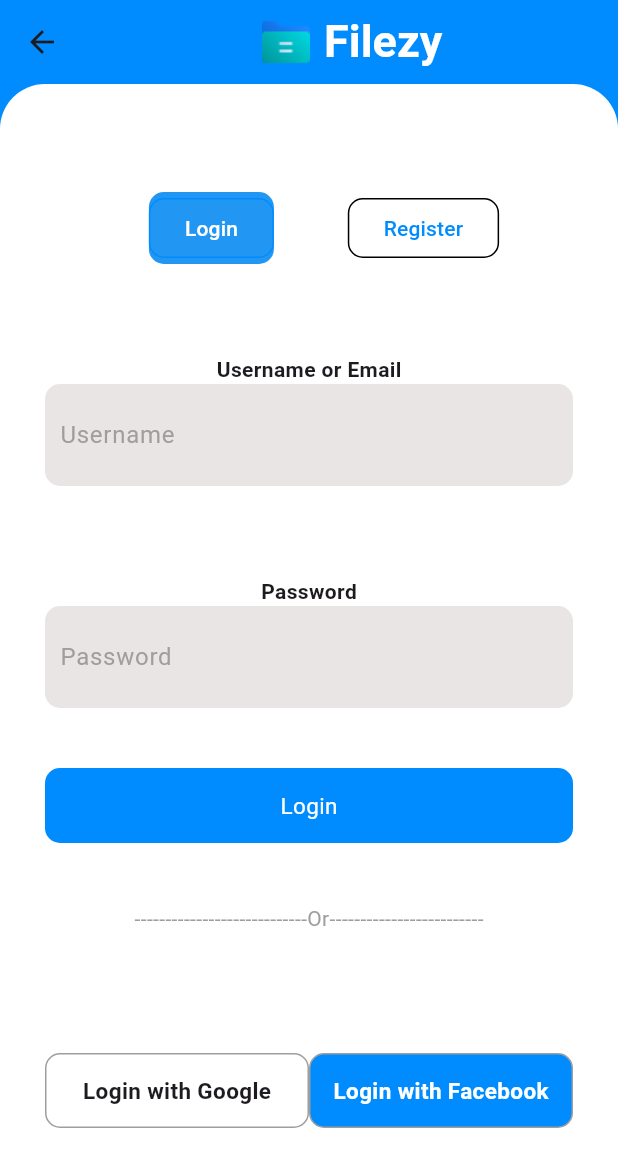
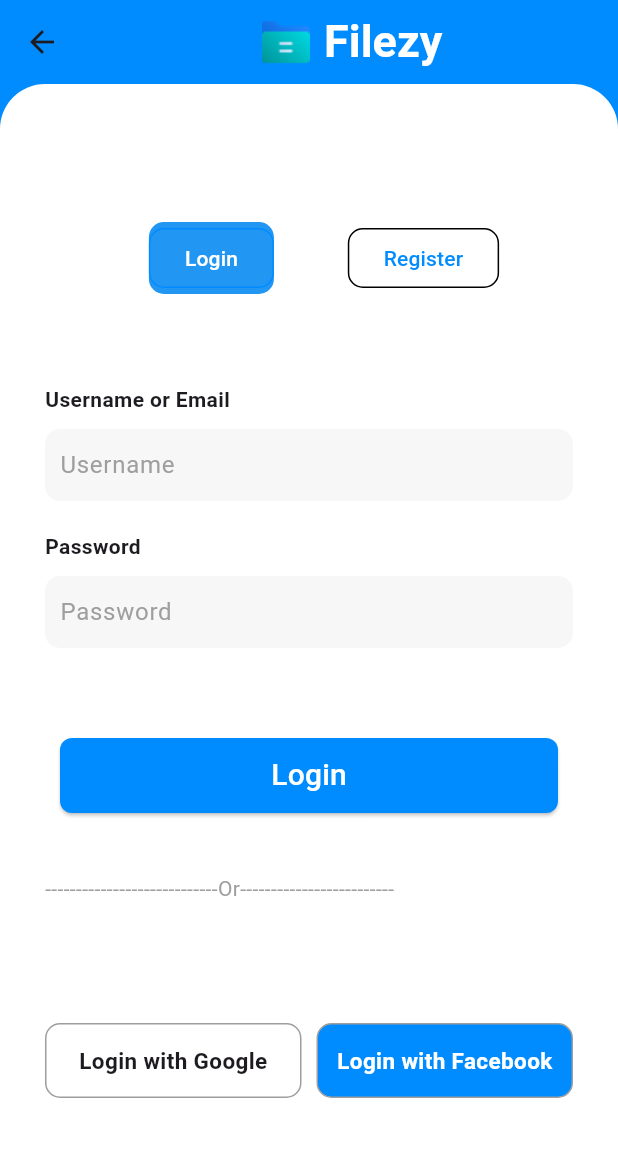
Before and after one commit to Jojo131313/filezy_project, a Flutter app: the LoginScreen screen opened directly, on a phone screen of 412 x 824 dp. Shown: the top 1167 px of the screen. Run offline on Flutter 3.47's test engine with Material 3 defaults, Android fonts, the phone set to English and light mode, and no system bars; our stand-ins replace shared_preferences; accounts and stored records are empty.

Commit message:
correction du commit

```diff
--- a/lib/features/home/screens/start_page.dart
+++ b/lib/features/home/screens/start_page.dart
@@ -13,7 +13,7 @@
 class _StartPageState extends State<StartPage> {
   @override
   void initState() {
-    Duration duration = Duration(milliseconds: 100);
+    Duration duration = Duration(milliseconds: 2400);
 
     method();
     // Future.delayed(duration, method);
--- a/lib/features/login/login.dart
+++ b/lib/features/login/login.dart
@@ -1,5 +1,5 @@
+import 'package:filezy_project/features/home/screens/acceuil.dart';
 import 'package:flutter/material.dart';
-import 'package:flutter/widgets.dart';
 
 class LoginScreen extends StatefulWidget {
   const LoginScreen({super.key});
@@ -9,6 +9,13 @@
 }
 
 class _LoginScreenState extends State<LoginScreen> {
+  Future<void> _navigateToHome() async {
+    Navigator.push(
+      context,
+      MaterialPageRoute(builder: (context) => Acceuil()),
+    );
+  }
+
   @override
   Widget build(BuildContext context) {
     return Material(
@@ -19,165 +26,173 @@
           title: Row(
             mainAxisAlignment: MainAxisAlignment.center,
             children: [
-              Image.asset("assets/icons/32.png",
-                  width: 35, height: 35), // adjust the size as needed
-              SizedBox(width: 8), // add some space between the image and text
-              Text("Filezy",
+              Image.asset("assets/icons/32.png", width: 35, height: 35),
+              const SizedBox(width: 8),
+              const Text(
+                "Filezy",
                 style: TextStyle(
                   color: Colors.white,
                   fontSize: 30,
-                      fontWeight: FontWeight.bold)),
+                  fontWeight: FontWeight.bold,
+                ),
+              ),
             ],
           ),
         ),
         body: Container(
-          decoration: BoxDecoration(
+          decoration: const BoxDecoration(
             color: Colors.white,
             borderRadius: BorderRadius.only(
-                  topLeft: Radius.circular(30), topRight: Radius.circular(30))),
-          padding: EdgeInsets.all(30),
+              topLeft: Radius.circular(30),
+              topRight: Radius.circular(30),
+            ),
+          ),
+          padding: const EdgeInsets.all(30),
           child: Column(
+            crossAxisAlignment: CrossAxisAlignment.start,
             mainAxisAlignment: MainAxisAlignment.center,
             children: [
               Row(
                 mainAxisAlignment: MainAxisAlignment.spaceEvenly,
                 children: [
                   Container(
-                    margin: EdgeInsets.only(left: 20),
+                    margin: const EdgeInsets.only(left: 20),
                     decoration: BoxDecoration(
                       color: Colors.blue,
                       borderRadius: BorderRadius.circular(10.0),
                     ),
                     child: OutlinedButton(
                       style: ButtonStyle(
-                          side: MaterialStateProperty.all(BorderSide(
-                              color: const Color.fromARGB(255, 0, 140, 255))),
+                        side: MaterialStateProperty.all(
+                          const BorderSide(
+                              color: Color.fromARGB(255, 0, 140, 255)),
+                        ),
                         shape:
                             MaterialStateProperty.all<RoundedRectangleBorder>(
                           RoundedRectangleBorder(
                             borderRadius: BorderRadius.circular(10.0),
-                          ))),
+                          ),
+                        ),
+                      ),
                       onPressed: () {
-                        print('erty');
+                        print('Login button pressed');
                       },
-                      child: Text(
+                      child: const Text(
                         "Login",
                         style: TextStyle(color: Colors.white),
                       ),
                     ),
                   ),
                   Container(
-                    decoration: BoxDecoration(
-                        color: const Color.fromARGB(255, 255, 255, 255)),
+                    decoration: const BoxDecoration(
+                      color: Color.fromARGB(255, 255, 255, 255),
+                    ),
                     child: OutlinedButton(
                       style: ButtonStyle(
                         side: MaterialStateProperty.all(
-                              BorderSide(color: Colors.black)),
+                          const BorderSide(color: Colors.black),
+                        ),
                         shape:
                             MaterialStateProperty.all<RoundedRectangleBorder>(
                           RoundedRectangleBorder(
                             borderRadius: BorderRadius.circular(10.0),
-                          ))),
+                          ),
+                        ),
+                      ),
                       onPressed: () {
-                        print("ety");
+                        print("Register button pressed");
                       },
-                      child: Text(
+                      child: const Text(
                         "Register",
-                        style: TextStyle(
-                            color: const Color.fromARGB(255, 0, 140, 255)),
+                        style:
+                            TextStyle(color: Color.fromARGB(255, 0, 140, 255)),
                       ),
                     ),
                   ),
                 ],
               ),
-              SizedBox(height: 60),
-              Text(
+              const SizedBox(height: 60),
+              const Text(
                 "Username or Email",
                 style: TextStyle(fontWeight: FontWeight.bold),
               ),
-              // add some space between the buttons and input zone
+              const SizedBox(height: 10),
               Container(
                 decoration: BoxDecoration(
-                  color: const Color.fromARGB(255, 234, 229, 229),
+                  color: const Color.fromARGB(255, 247, 247, 247),
                   borderRadius: BorderRadius.circular(10),
                 ),
-                child: Column(
-                  children: <Widget>[
-                    Container(
-                      padding: EdgeInsets.all(10),
-                      child: TextField(
+                child: const TextField(
                   decoration: InputDecoration(
                     hintText: "Username",
                     hintStyle: TextStyle(color: Colors.grey),
-                            border: InputBorder.none),
+                    border: InputBorder.none,
+                    contentPadding: EdgeInsets.all(10),
                   ),
                 ),
-                  ],
               ),
-              ),
-              SizedBox(height: 60),
-              Text(
+              const SizedBox(height: 20),
+              const Text(
                 "Password",
                 style: TextStyle(fontWeight: FontWeight.bold),
               ),
-              // add some space between the buttons and input zone
+              const SizedBox(height: 10),
               Container(
                 decoration: BoxDecoration(
-                  color: const Color.fromARGB(255, 234, 229, 229),
+                  color: const Color.fromARGB(255, 247, 247, 247),
                   borderRadius: BorderRadius.circular(10),
                 ),
-                child: Column(
-                  children: <Widget>[
-                    Container(
-                      padding: EdgeInsets.all(10),
-                      child: TextField(
+                child: const TextField(
                   decoration: InputDecoration(
                     hintText: "Password",
                     hintStyle: TextStyle(color: Colors.grey),
-                            border: InputBorder.none),
-                      ),
-                    ),
-                  ],
-                ),
-              ),
-              SizedBox(
-                height: 40,
-              ),
-              Container(
-                height: 50,
-                decoration: BoxDecoration(
-                    borderRadius: BorderRadius.circular(10),
-                    color: const Color.fromARGB(255, 0, 140, 255)),
-                child: Center(
-                  child: Text(
-                    "Login",
-                    style: TextStyle(color: Colors.white, fontSize: 15),
+                    border: InputBorder.none,
+                    contentPadding: EdgeInsets.all(10),
                   ),
                 ),
               ),
-              SizedBox(
-                height: 40,
+              const SizedBox(height: 40),
+              Container(
+                margin: const EdgeInsets.only(left: 10, right: 10, top: 20),
+                child: ElevatedButton(
+                  style: ButtonStyle(
+                    shape: MaterialStateProperty.all(
+                      RoundedRectangleBorder(
+                        borderRadius: BorderRadius.circular(8),
                       ),
-              Text(
+                    ),
+                    fixedSize: MaterialStateProperty.all(const Size(400, 50)),
+                    backgroundColor: MaterialStateProperty.all(
+                      const Color.fromARGB(255, 0, 140, 255),
+                    ),
+                  ),
+                  onPressed: () {
+                    Future.delayed(
+                        const Duration(milliseconds: 2000), _navigateToHome);
+                  },
+                  child: const Text(
+                    "Login",
+                    style: TextStyle(color: Colors.white, fontSize: 20),
+                  ),
+                ),
+              ),
+              const SizedBox(height: 40),
+              const Text(
                 "----------------------------Or-------------------------",
                 style: TextStyle(color: Colors.grey),
               ),
-              SizedBox(
-                height: 80,
-              ),
+              const SizedBox(height: 80),
               Row(
-                children: <Widget>[
-                  SizedBox(
-                    height: 45,
-                  ),
+                children: [
                   Expanded(
                     child: Container(
                       height: 50,
                       decoration: BoxDecoration(
                         border: Border.all(color: Colors.grey),
                         borderRadius: BorderRadius.circular(10),
-                          color: const Color.fromARGB(255, 255, 255, 255)),
-                      child: Center(
+                        color: const Color.fromARGB(255, 255, 255, 255),
+                      ),
+                      child: const Center(
                         child: Text(
                           "Login with Google",
                           style: TextStyle(
@@ -186,27 +201,29 @@
                       ),
                     ),
                   ),
-                  SizedBox(
-                    height: 45,
-                  ),
+                  const SizedBox(width: 10),
                   Expanded(
                     child: Container(
                       height: 50,
                       decoration: BoxDecoration(
                         border: Border.all(color: Colors.grey),
                         borderRadius: BorderRadius.circular(10),
-                              color: const Color.fromARGB(255, 0, 140, 255)),
-                          child: Center(
+                        color: const Color.fromARGB(255, 0, 140, 255),
+                      ),
+                      child: const Center(
                         child: Text(
                           "Login with Facebook",
                           style: TextStyle(
                             color: Colors.white,
                             fontSize: 15,
-                                  fontWeight: FontWeight.bold),
+                            fontWeight: FontWeight.bold,
                           ),
-                          )))
+                        ),
+                      ),
+                    ),
+                  ),
                 ],
-              )
+              ),
             ],
           ),
         ),
```
Also changed, not shown: lib/features/home/screens/acceuil.dart (+36 -20 lines). Lines whose indentation alone changed are shown as unchanged.
